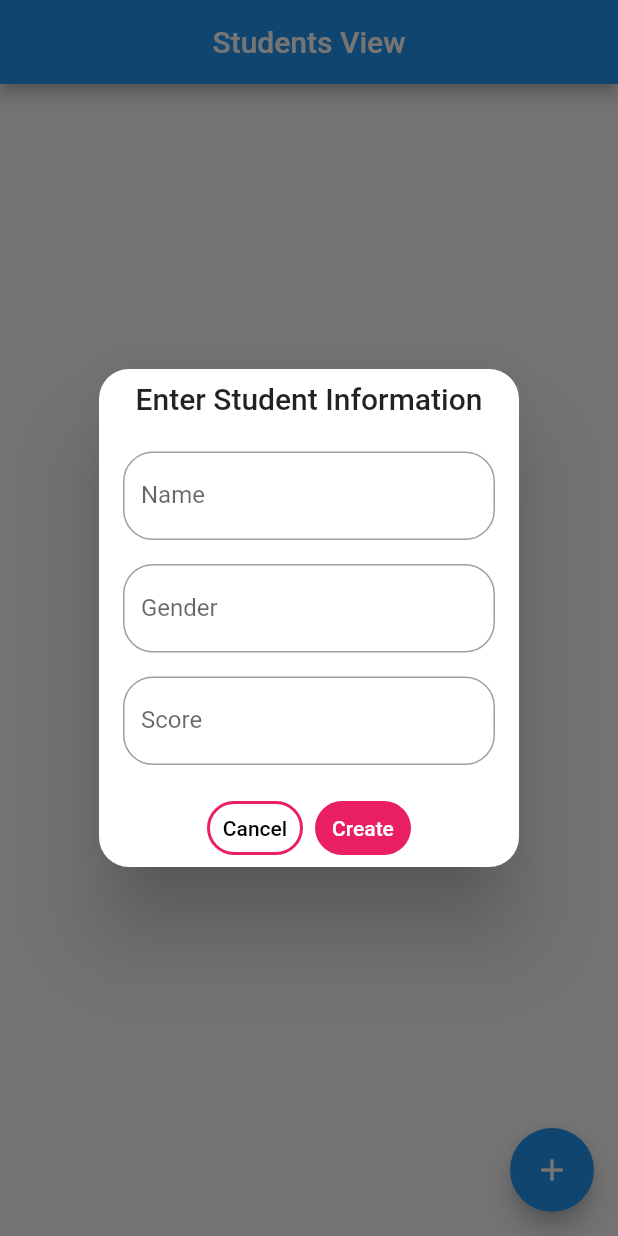
After one commit to SuosSeyha/flutter_authentication, a Flutter app: the screen it shows after launch, after a tap on the "add" icon, on a phone screen of 412 x 824 dp. The commit adds this screen. Run offline on Flutter 3.47's test engine with Material 2 defaults, Android fonts, the light colour scheme and no system bars; our stand-ins replace cloud_firestore, firebase_auth, firebase_core, get, google_fonts, shared_preferences; accounts and stored records are empty.

Commit message:
cloud_firestore

```diff
--- /dev/null
+++ b/lib/CloudFireStore/model/student_model.dart
@@ -0,0 +1,18 @@
+class Student{
+  final String name,gender;
+  final double score;
+
+  Student({
+    required this.name,
+    required this.gender,
+    required this.score
+  });
+
+  Map<String, dynamic> toMap(){
+    return {
+      'name':name,
+      'gender':gender,
+      'score':score
+    };
+  }
+}
--- /dev/null
+++ b/lib/CloudFireStore/service/student_serive.dart
@@ -0,0 +1,23 @@
+import 'package:cloud_firestore/cloud_firestore.dart';
+import '../model/student_model.dart';
+class StudentService{
+  // CRUD firestore
+  final CollectionReference _tbstudent = FirebaseFirestore.instance.collection('tbstudent');
+  // create
+  Future<void> createStudent(Student student)async{
+    await _tbstudent.add(student.toMap());
+    print('>> create student successful.');
+  }
+  // read
+
+  // update
+  Future<void> updateStudent(Student student,DocumentSnapshot documentSnapshot)async{
+    await _tbstudent.doc(documentSnapshot.id).update(student.toMap());
+    print('>> update student successful.');
+  }
+  // delete
+  Future<void> deleteStudent(DocumentSnapshot documentSnapshot)async{
+    await _tbstudent.doc(documentSnapshot.id).delete();
+    print('>> delete student successful');
+  }
+}
--- /dev/null
+++ b/lib/CloudFireStore/view/student_view.dart
@@ -0,0 +1,145 @@
+import 'package:cloud_firestore/cloud_firestore.dart';
+import 'package:flutter/material.dart';
+import 'package:flutter_firebase_11_12/CloudFireStore/model/student_model.dart';
+import 'package:flutter_firebase_11_12/CloudFireStore/service/student_serive.dart';
+import 'package:get/get.dart';
+class StudentView extends StatefulWidget {
+  const StudentView({super.key});
+
+  @override
+  State<StudentView> createState() => _StudentViewState();
+}
+
+class _StudentViewState extends State<StudentView> {
+  final nameController = TextEditingController();
+  final genderController = TextEditingController();
+  final scoreController = TextEditingController();
+  StudentService studentService = StudentService();
+  final CollectionReference _tbstudent = FirebaseFirestore.instance.collection('tbstudent');
+  Future<void> showForm()async{
+    Get.defaultDialog(
+      title: 'Enter Student Information',
+      content: Container(
+        //color: Colors.red,
+        child: Column(
+          children: [
+            Padding(
+              padding: const EdgeInsets.all(8.0),
+              child: TextField(
+                controller: nameController,
+                decoration: InputDecoration(
+                  label: const Text('Name'),
+                  border: OutlineInputBorder(
+                    borderRadius: BorderRadius.circular(
+                      20
+                    )
+                  )
+                ),
+              ),
+            ),
+            Padding(
+              padding: const EdgeInsets.all(8.0),
+              child: TextField(
+                controller: genderController,
+                decoration: InputDecoration(
+                  label: const Text('Gender'),
+                  border: OutlineInputBorder(
+                    borderRadius: BorderRadius.circular(
+                      20
+                    )
+                  )
+                ),
+              ),
+            ),
+            Padding(
+              padding: const EdgeInsets.all(8.0),
+              child: TextField(
+                controller: scoreController,
+                decoration: InputDecoration(
+                  label: const Text('Score'),
+                  border: OutlineInputBorder(
+                    borderRadius: BorderRadius.circular(
+                      20
+                    )
+                  )
+                ),
+              ),
+            ),
+          ],
+        )
+      ),
+      onConfirm: () {
+        studentService.createStudent(
+          Student(
+            name: nameController.text,
+            gender: genderController.text,
+            score: double.parse(scoreController.text)
+          )
+        );
+        Get.back();
+      },
+      textConfirm: 'Create',
+      confirmTextColor: Colors.white,
+      buttonColor: Colors.pink,
+      onCancel: () {
+
+      },
+      cancelTextColor: Colors.black
+    );
+  }
+  @override
+  Widget build(BuildContext context) {
+    double height = MediaQuery.of(context).size.height;
+    double width = MediaQuery.of(context).size.width;
+    return Scaffold(
+      appBar: AppBar(
+        centerTitle: true,
+        title: const Text('Students View'),
+      ),
+      body: StreamBuilder(
+        stream: _tbstudent.snapshots(),
+        builder: (context, snapshot) {
+          // Watting
+          if(snapshot.connectionState == ConnectionState.waiting){
+            return const Center(
+              child: CircularProgressIndicator(),
+            );
+          }
+          // Has Error
+          if(snapshot.hasError){
+            return const Center(
+              child: Text(
+                'No data'
+              ),
+            );
+          }
+          // Success
+          return ListView.builder(
+            itemCount: snapshot.data!.docs.length,
+          itemBuilder: (context, index) {
+             DocumentSnapshot documentSnapshot = snapshot.data!.docs[index];
+            return  Card(
+              child: ListTile(
+                title: Text(documentSnapshot['name']),
+                subtitle: Text(documentSnapshot['score'].toString()),
+                trailing: Text(documentSnapshot['gender']),
+              ),
+            );
+          },
+        );
+        },
+      ),
+      floatingActionButton: FloatingActionButton(
+        onPressed: () {
+          showForm(
+
+          );
+        },
+        child: const Icon(
+          Icons.add
+        ),
+      ),
+    );
+  }
+
+}
--- a/lib/main.dart
+++ b/lib/main.dart
@@ -5,6 +5,7 @@ import 'package:flutter_firebase_11_12/Authentication/view/home_page.dart';
 import 'package:get/get.dart';
 import 'Authentication/view/login_screen.dart';
 import 'Authentication/view/register_screen.dart';
+import 'CloudFireStore/view/student_view.dart';
 Future<void> main() async{
   WidgetsFlutterBinding.ensureInitialized();
   await Firebase.initializeApp();
@@ -19,17 +20,17 @@ class MyApp extends StatefulWidget {
 }
 
 class _MyAppState extends State<MyApp> {
-  bool userState=false;
-  FunctionHelper functionHelper = FunctionHelper();
-  @override
-  void initState() {
-    super.initState();
-    functionHelper.getUserState().then((value){
-      setState(() {
-        userState=value!;
-      });
-    });
-  }
+  // bool userState=false;
+  // FunctionHelper functionHelper = FunctionHelper();
+  // @override
+  // void initState() {
+  //   super.initState();
+  //   functionHelper.getUserState().then((value){
+  //     setState(() {
+  //       userState=value!;
+  //     });
+  //   });
+  // }
   @override
   Widget build(BuildContext context) {
     return GetMaterialApp(
@@ -38,7 +39,8 @@ class _MyAppState extends State<MyApp> {
         primarySwatch: Colors.blue,
       ),
       debugShowCheckedModeBanner: false,
-      home:  userState? HomePage():const LoginScreen(),
+      //home:  userState? HomePage():const LoginScreen(),
+      home: const StudentView()
     );
   }
 }
--- a/pubspec.yaml
+++ b/pubspec.yaml
@@ -40,6 +40,7 @@ dependencies:
   get: ^4.6.5
   firebase_auth: ^4.6.2
   shared_preferences: ^2.1.1
+  cloud_firestore: ^4.8.0
 
 dev_dependencies:
   flutter_test:
```
Also changed, not shown: pubspec.lock, 3 other files.
